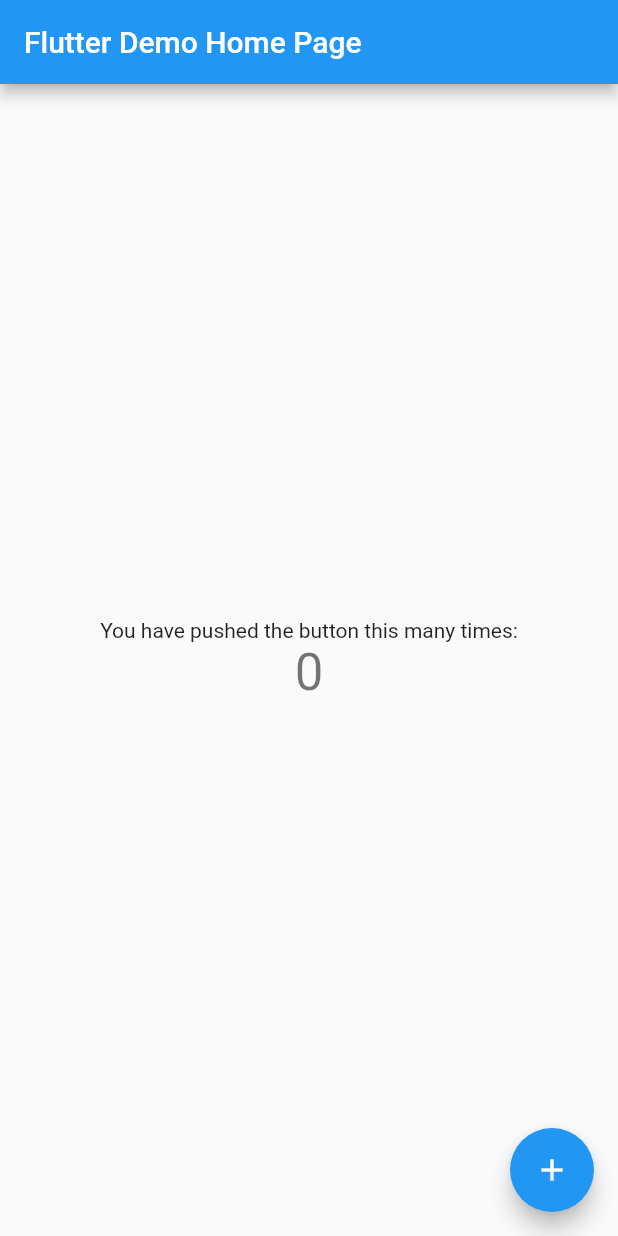
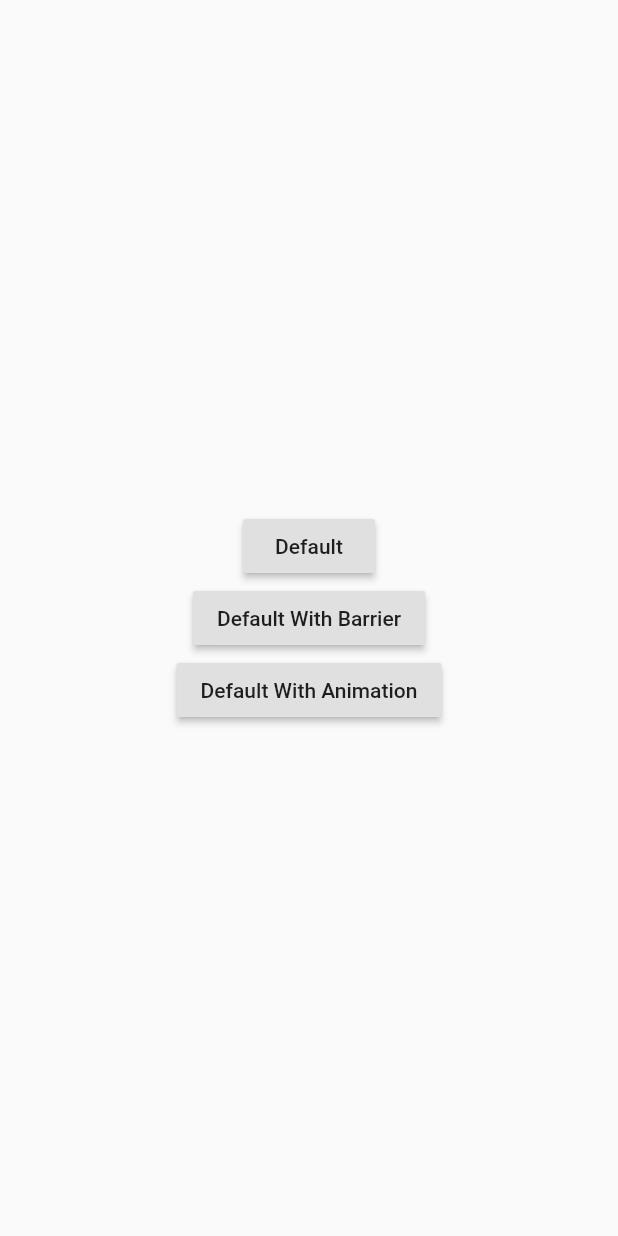
Before and after one commit to yinxulai/flutter_show_overlay, a Flutter app: the screen it shows after launch, on a phone screen of 412 x 824 dp. Run offline on Flutter 3.47's test engine with Material 2 defaults, Android fonts, the phone set to English and light mode, and no system bars.

Commit message:
supplement example code

```diff
--- a/example/lib/main.dart
+++ b/example/lib/main.dart
@@ -1,117 +1,87 @@
 import 'package:flutter/material.dart';
+import 'package:show_overlay/show_overlay.dart';
 
 void main() {
   runApp(MyApp());
 }
 
 class MyApp extends StatelessWidget {
-  // This widget is the root of your application.
   @override
   Widget build(BuildContext context) {
     return MaterialApp(
-      title: 'Flutter Demo',
-      theme: ThemeData(
-        // This is the theme of your application.
-        //
-        // Try running your application with "flutter run". You'll see the
-        // application has a blue toolbar. Then, without quitting the app, try
-        // changing the primarySwatch below to Colors.green and then invoke
-        // "hot reload" (press "r" in the console where you ran "flutter run",
-        // or simply save your changes to "hot reload" in a Flutter IDE).
-        // Notice that the counter didn't reset back to zero; the application
-        // is not restarted.
-        primarySwatch: Colors.blue,
-        // This makes the visual density adapt to the platform that you run
-        // the app on. For desktop platforms, the controls will be smaller and
-        // closer together (more dense) than on mobile platforms.
-        visualDensity: VisualDensity.adaptivePlatformDensity,
-      ),
-      home: MyHomePage(title: 'Flutter Demo Home Page'),
+      title: 'showOverlay example',
+      home: Scaffold(body: Body()),
     );
   }
 }
 
-class MyHomePage extends StatefulWidget {
-  MyHomePage({Key key, this.title}) : super(key: key);
-
-  // This widget is the home page of your application. It is stateful, meaning
-  // that it has a State object (defined below) that contains fields that affect
-  // how it looks.
-
-  // This class is the configuration for the state. It holds the values (in this
-  // case the title) provided by the parent (in this case the App widget) and
-  // used by the build method of the State. Fields in a Widget subclass are
-  // always marked "final".
-
-  final String title;
-
-  @override
-  _MyHomePageState createState() => _MyHomePageState();
+class Body extends StatelessWidget {
+  showOverlayByDefault(BuildContext context) {
+    showOverlay(
+      context: context,
+      barrierDismissible: false,
+      builder: (_, __, close) {
+        return RaisedButton(
+          onPressed: close,
+          child: Text('关闭'),
+        );
+      },
+    );
   }
 
-class _MyHomePageState extends State<MyHomePage> {
-  int _counter = 0;
+  showOverlayByWithBarrier(BuildContext context) {
+    showOverlay(
+      barrier: true,
+      context: context,
+      barrierBlur: true,
+      barrierDismissible: true,
+      barrierColor: Colors.black.withOpacity(0.2),
+      builder: (_, __, close) {
+        return RaisedButton(
+          onPressed: close,
+          child: Text('关闭'),
+        );
+      },
+    );
+  }
 
-  void _incrementCounter() {
-    setState(() {
-      // This call to setState tells the Flutter framework that something has
-      // changed in this State, which causes it to rerun the build method below
-      // so that the display can reflect the updated values. If we changed
-      // _counter without calling setState(), then the build method would not be
-      // called again, and so nothing would appear to happen.
-      _counter++;
-    });
+  showOverlayByWithAnimation(BuildContext context) {
+    showOverlay(
+      context: context,
+      animationDuration: Duration(milliseconds: 300),
+      barrierDismissible: false,
+      builder: (_, animation, close) {
+        return ScaleTransition (
+          scale: animation,
+          child: RaisedButton(
+            onPressed: close,
+            child: Text('关闭'),
+          ),
+        );
+      },
+    );
   }
 
   @override
   Widget build(BuildContext context) {
-    // This method is rerun every time setState is called, for instance as done
-    // by the _incrementCounter method above.
-    //
-    // The Flutter framework has been optimized to make rerunning build methods
-    // fast, so that you can just rebuild anything that needs updating rather
-    // than having to individually change instances of widgets.
-    return Scaffold(
-      appBar: AppBar(
-        // Here we take the value from the MyHomePage object that was created by
-        // the App.build method, and use it to set our appbar title.
-        title: Text(widget.title),
-      ),
-      body: Center(
-        // Center is a layout widget. It takes a single child and positions it
-        // in the middle of the parent.
+    return Center(
       child: Column(
-          // Column is also a layout widget. It takes a list of children and
-          // arranges them vertically. By default, it sizes itself to fit its
-          // children horizontally, and tries to be as tall as its parent.
-          //
-          // Invoke "debug painting" (press "p" in the console, choose the
-          // "Toggle Debug Paint" action from the Flutter Inspector in Android
-          // Studio, or the "Toggle Debug Paint" command in Visual Studio Code)
-          // to see the wireframe for each widget.
-          //
-          // Column has various properties to control how it sizes itself and
-          // how it positions its children. Here we use mainAxisAlignment to
-          // center the children vertically; the main axis here is the vertical
-          // axis because Columns are vertical (the cross axis would be
-          // horizontal).
         mainAxisAlignment: MainAxisAlignment.center,
         children: <Widget>[
-            Text(
-              'You have pushed the button this many times:',
+          RaisedButton(
+            onPressed: () => showOverlayByDefault(context),
+            child: Text('Default'),
           ),
-            Text(
-              '$_counter',
-              style: Theme.of(context).textTheme.headline4,
+          RaisedButton(
+            onPressed: () => showOverlayByWithBarrier(context),
+            child: Text('Default With Barrier'),
           ),
+          RaisedButton(
+            onPressed: () => showOverlayByWithAnimation(context),
+            child: Text('Default With Animation'),
+          )
         ],
       ),
-      ),
-      floatingActionButton: FloatingActionButton(
-        onPressed: _incrementCounter,
-        tooltip: 'Increment',
-        child: Icon(Icons.add),
-      ), // This trailing comma makes auto-formatting nicer for build methods.
     );
   }
 }
```
Also changed, not shown: example/pubspec.yaml (+3 -11 lines), lib/show_overlay.dart (+2 -6 lines), example/pubspec.lock, 4 other files. Lines whose indentation alone changed are shown as unchanged.
